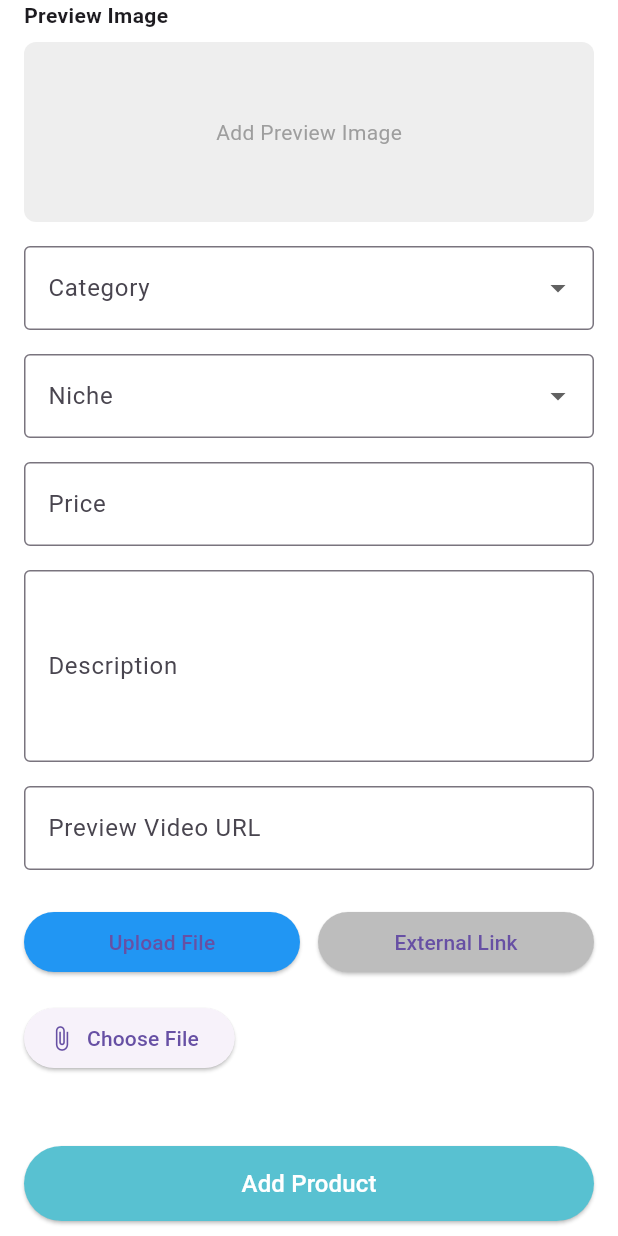
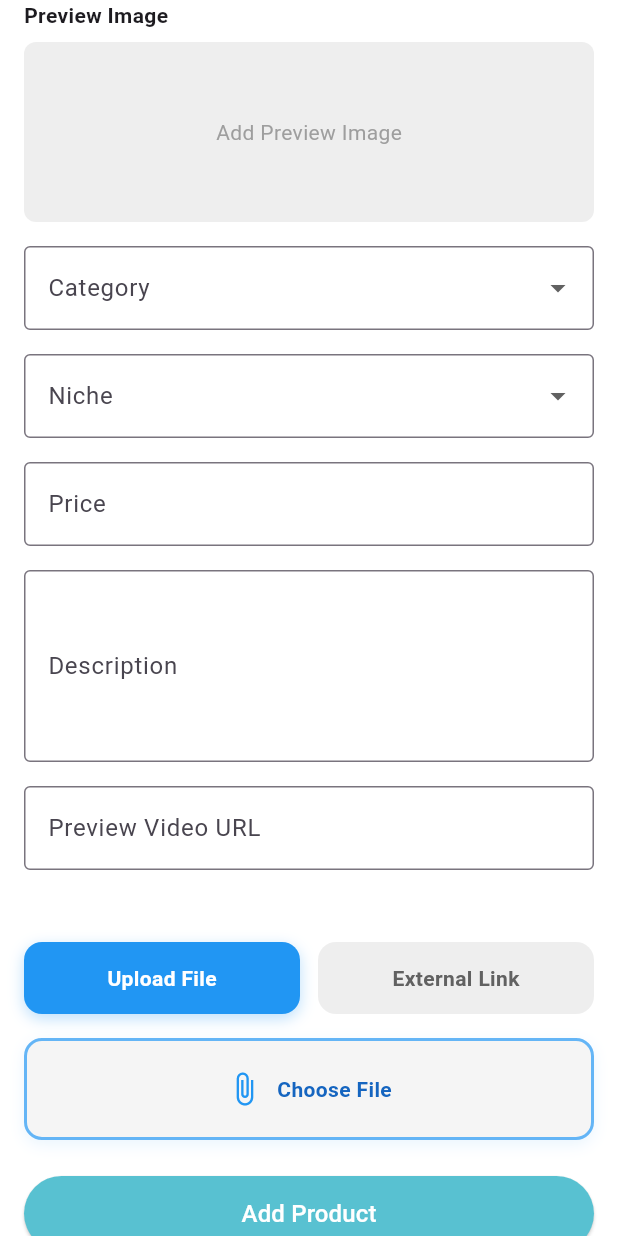
Before and after one commit to Husainihusein/panen-flutter, a Flutter app: the AddProductScreen screen opened directly, scrolled down 354 dp, on a phone screen of 412 x 824 dp. Run offline on Flutter 3.47's test engine with Material 3 defaults, Android fonts, the phone set to English and light mode, and no system bars; our stand-ins replace app_links, dio, file_picker, fl_chart, font_awesome_flutter, image_picker and 6 more; accounts and stored records are empty.

Commit message:
Update upload file ui

```diff
--- a/lib/screen/product/add_product.dart
+++ b/lib/screen/product/add_product.dart
@@ -30,6 +30,46 @@ class _AddProductScreenState extends State<AddProductScreen> {
 
   final ImagePicker picker = ImagePicker();
   bool useExternalLink = false;
+
+  String _getMimeType(String fileName) {
+    final extension = fileName.split('.').last.toLowerCase();
+
+    switch (extension) {
+      case 'pdf':
+        return 'application/pdf';
+      case 'doc':
+        return 'application/msword';
+      case 'docx':
+        return 'application/vnd.openxmlformats-officedocument.wordprocessingml.document';
+      case 'xlsx':
+        return 'application/vnd.openxmlformats-officedocument.spreadsheetml.sheet';
+      case 'pptx':
+        return 'application/vnd.openxmlformats-officedocument.presentationml.presentation';
+      case 'zip':
+        return 'application/zip';
+      case 'rar':
+        return 'application/x-rar-compressed';
+      case 'txt':
+        return 'text/plain';
+      case 'mp3':
+        return 'audio/mpeg';
+      case 'wav':
+        return 'audio/wav';
+      case 'mp4':
+        return 'video/mp4';
+      case 'mov':
+        return 'video/quicktime';
+      case 'jpg':
+      case 'jpeg':
+        return 'image/jpeg';
+      case 'png':
+        return 'image/png';
+      case 'gif':
+        return 'image/gif';
+      default:
+        return 'application/octet-stream';
+    }
+  }
 
   Future<String> uploadFile(File file, String bucketName) async {
     final user = supabase.auth.currentUser!;
@@ -168,12 +208,17 @@ class _AddProductScreenState extends State<AddProductScreen> {
         final filePath =
             '${user.id}/${DateTime.now().millisecondsSinceEpoch}_${uploadedFile!.path.split('/').last}';
         print('Uploading file to: $filePath');
+
+        // ✅ Get the correct MIME type
+        final fileName = uploadedFile!.path.split('/').last;
+        final mimeType = _getMimeType(fileName);
+
         await supabase.storage
             .from('product-files')
             .upload(
               filePath,
               uploadedFile!,
-              fileOptions: const FileOptions(upsert: true),
+              fileOptions: FileOptions(upsert: true, contentType: mimeType),
             );
         finalFileUrl = supabase.storage
             .from('product-files')
@@ -380,79 +425,148 @@ class _AddProductScreenState extends State<AddProductScreen> {
             const SizedBox(height: 24),
 
             // File or Link
+            // ------------------ File / External Link Section ------------------
+            const SizedBox(height: 24),
             Row(
               children: [
                 Expanded(
-                  child: ElevatedButton(
-                    style: ElevatedButton.styleFrom(
-                      backgroundColor: !useExternalLink
+                  child: GestureDetector(
+                    onTap: () => setState(() => useExternalLink = false),
+                    child: Container(
+                      padding: const EdgeInsets.symmetric(vertical: 14),
+                      decoration: BoxDecoration(
+                        color: !useExternalLink
                             ? Colors.blue
-                          : Colors.grey.shade400,
+                            : Colors.grey.shade200,
+                        borderRadius: BorderRadius.circular(12),
+                        boxShadow: !useExternalLink
+                            ? [
+                                BoxShadow(
+                                  color: Colors.blue.withOpacity(0.3),
+                                  blurRadius: 8,
+                                  offset: const Offset(0, 3),
                                 ),
-                    onPressed: () => setState(() => useExternalLink = false),
-                    child: const Text("Upload File"),
+                              ]
+                            : [],
+                      ),
+                      child: Center(
+                        child: Text(
+                          "Upload File",
+                          style: TextStyle(
+                            color: !useExternalLink
+                                ? Colors.white
+                                : Colors.grey[700],
+                            fontWeight: FontWeight.bold,
+                          ),
+                        ),
+                      ),
+                    ),
                   ),
                 ),
                 const SizedBox(width: 12),
                 Expanded(
-                  child: ElevatedButton(
-                    style: ElevatedButton.styleFrom(
-                      backgroundColor: useExternalLink
+                  child: GestureDetector(
+                    onTap: () => setState(() => useExternalLink = true),
+                    child: Container(
+                      padding: const EdgeInsets.symmetric(vertical: 14),
+                      decoration: BoxDecoration(
+                        color: useExternalLink
                             ? Colors.blue
-                          : Colors.grey.shade400,
+                            : Colors.grey.shade200,
+                        borderRadius: BorderRadius.circular(12),
+                        boxShadow: useExternalLink
+                            ? [
+                                BoxShadow(
+                                  color: Colors.blue.withOpacity(0.3),
+                                  blurRadius: 8,
+                                  offset: const Offset(0, 3),
                                 ),
-                    onPressed: () => setState(() => useExternalLink = true),
-                    child: const Text("External Link"),
+                              ]
+                            : [],
+                      ),
+                      child: Center(
+                        child: Text(
+                          "External Link",
+                          style: TextStyle(
+                            color: useExternalLink
+                                ? Colors.white
+                                : Colors.grey[700],
+                            fontWeight: FontWeight.bold,
+                          ),
+                        ),
+                      ),
+                    ),
                   ),
                 ),
               ],
             ),
             const SizedBox(height: 16),
 
-            if (useExternalLink)
-              TextField(
+            // ------------------ Conditional Box Below ------------------
+            useExternalLink
+                ? Container(
+                    padding: const EdgeInsets.all(12),
+                    decoration: BoxDecoration(
+                      color: Colors.grey.shade100,
+                      borderRadius: BorderRadius.circular(12),
+                      border: Border.all(color: Colors.blue.shade300, width: 2),
+                      boxShadow: [
+                        BoxShadow(
+                          color: Colors.blue.shade100.withOpacity(0.3),
+                          blurRadius: 8,
+                          offset: const Offset(0, 3),
+                        ),
+                      ],
+                    ),
+                    child: TextField(
                       controller: fileLinkController,
                       decoration: const InputDecoration(
                         labelText: "External File URL",
-                  border: OutlineInputBorder(),
+                        border: InputBorder.none,
+                      ),
                     ),
                   )
-            else
-              Column(
-                crossAxisAlignment: CrossAxisAlignment.start,
-                children: [
-                  ElevatedButton.icon(
-                    onPressed: pickDigitalFile,
-                    icon: const Icon(Icons.attach_file),
-                    label: const Text("Choose File"),
+                : GestureDetector(
+                    onTap: pickDigitalFile,
+                    child: Container(
+                      padding: const EdgeInsets.symmetric(
+                        vertical: 20,
+                        horizontal: 12,
                       ),
-                  const SizedBox(height: 8),
-                  if (uploadedFile != null)
-                    Container(
-                      padding: const EdgeInsets.all(12),
                       decoration: BoxDecoration(
-                        color: Colors.grey.shade200,
-                        borderRadius: BorderRadius.circular(8),
+                        color: Colors.grey.shade100,
+                        borderRadius: BorderRadius.circular(12),
+                        border: Border.all(
+                          color: Colors.blue.shade300,
+                          width: 2,
+                        ),
+                        boxShadow: [
+                          BoxShadow(
+                            color: Colors.blue.shade100.withOpacity(0.3),
+                            blurRadius: 8,
+                            offset: const Offset(0, 3),
+                          ),
+                        ],
                       ),
                       child: Row(
+                        mainAxisAlignment: MainAxisAlignment.center,
                         children: [
-                          const Icon(Icons.insert_drive_file),
+                          const Icon(Icons.attach_file, color: Colors.blue),
                           const SizedBox(width: 10),
-                          Expanded(
-                            child: Text(
-                              uploadedFile!.path.split('/').last,
-                              style: const TextStyle(
-                                fontWeight: FontWeight.w500,
-                              ),
+                          Text(
+                            uploadedFile == null
+                                ? "Choose File"
+                                : uploadedFile!.path.split('/').last,
+                            style: TextStyle(
+                              color: Colors.blue.shade800,
+                              fontWeight: FontWeight.w600,
                             ),
                           ),
                         ],
                       ),
                     ),
-                ],
                   ),
-
-            const SizedBox(height: 40),
+            const SizedBox(height: 24),
 
             // Submit
             SizedBox(
--- a/lib/screen/product/product_dashboard.dart
+++ b/lib/screen/product/product_dashboard.dart
@@ -76,8 +76,6 @@ class _MyProductsScreenState extends State<MyProductsScreen> {
       ).showSnackBar(const SnackBar(content: Text('Failed to delete product')));
     }
   }
-
-  double totalWithdrawn = 0.0; // new state variable
 
   Future<void> _fetchWithdrawals() async {
     try {
```
Lines whose indentation alone changed are shown as unchanged.
